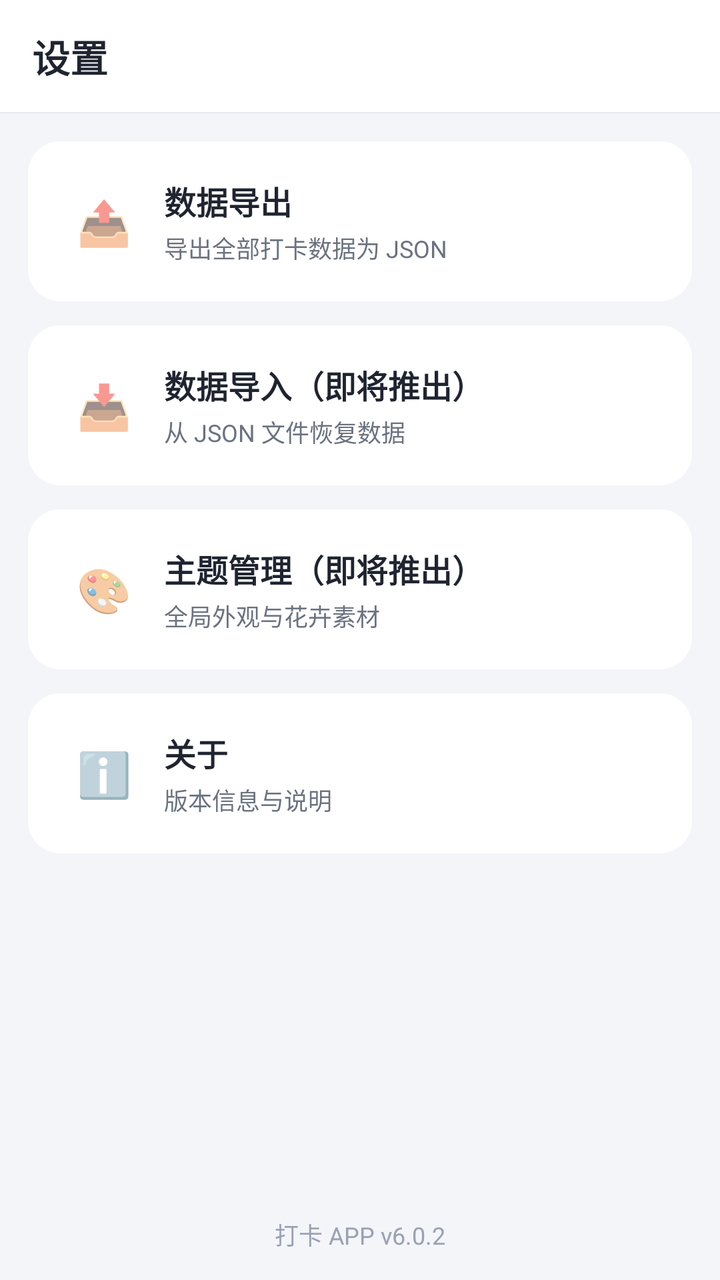
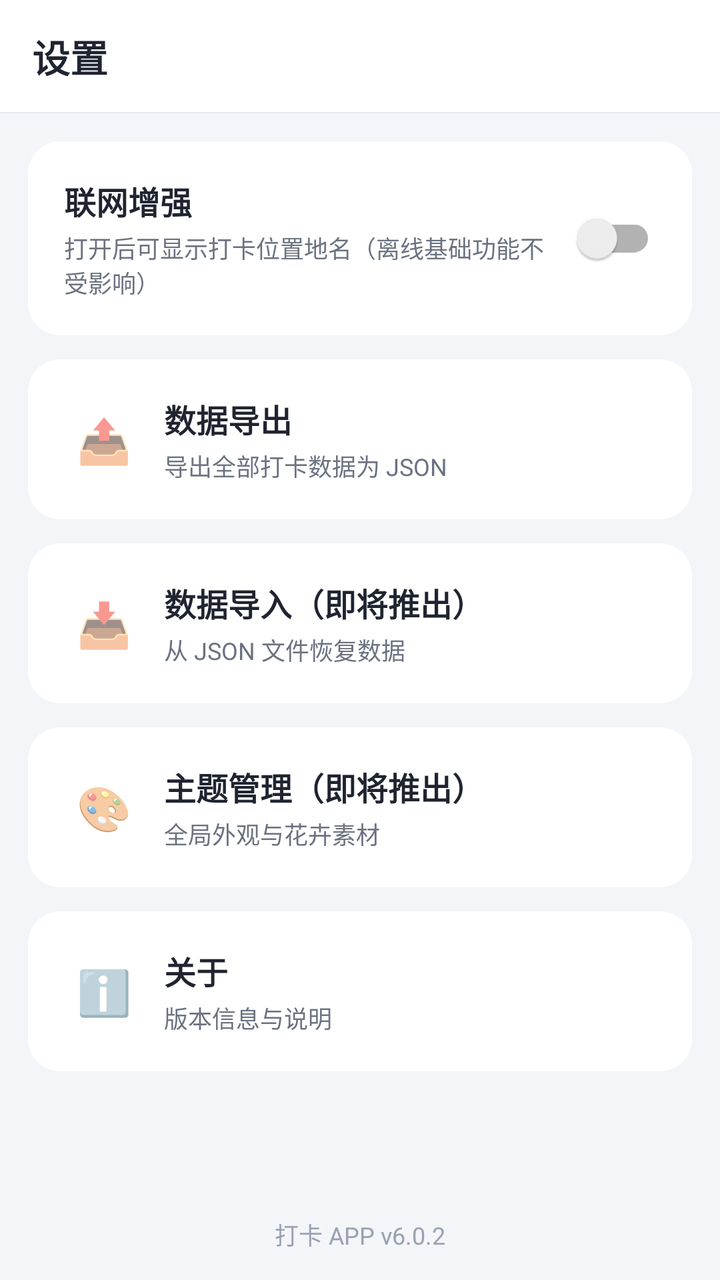

The first picture is an Android layout as it rendered before a commit; the second is the same layout after the commit. The layout source and the unified diff follow.
<!-- AndroidManifest.xml: application theme Theme.Checkin -->
<!-- res/layout/fragment_settings.xml -->
<?xml version="1.0" encoding="utf-8"?>
<LinearLayout xmlns:android="http://schemas.android.com/apk/res/android"
    android:layout_width="match_parent"
    android:layout_height="match_parent"
    android:background="@color/bg_page"
    android:orientation="vertical">

    <LinearLayout
        android:layout_width="match_parent"
        android:layout_height="56dp"
        android:background="@color/white"
        android:gravity="center_vertical"
        android:paddingHorizontal="16dp">
        <TextView
            android:layout_width="wrap_content"
            android:layout_height="wrap_content"
            android:text="设置"
            android:textColor="@color/text_primary"
            android:textSize="19sp"
            android:textStyle="bold" />
    </LinearLayout>
    <View android:layout_width="match_parent" android:layout_height="0.5dp" android:background="@color/divider" />

    <LinearLayout
        android:layout_width="match_parent"
        android:layout_height="0dp"
        android:layout_weight="1"
        android:orientation="vertical"
        android:padding="14dp">

        <LinearLayout
            android:id="@+id/item_export"
            android:layout_width="match_parent"
            android:layout_height="wrap_content"
            android:background="@drawable/bg_card"
            android:clickable="true"
            android:focusable="true"
            android:gravity="center_vertical"
            android:orientation="horizontal"
            android:padding="18dp">
            <TextView android:layout_width="40dp" android:layout_height="40dp" android:gravity="center" android:text="📤" android:textSize="22sp" />
            <LinearLayout android:layout_width="0dp" android:layout_height="wrap_content" android:layout_marginStart="10dp" android:layout_weight="1" android:orientation="vertical">
                <TextView android:layout_width="wrap_content" android:layout_height="wrap_content" android:text="数据导出" android:textColor="@color/text_primary" android:textSize="16sp" android:textStyle="bold"/>
                <TextView android:layout_width="wrap_content" android:layout_height="wrap_content" android:layout_marginTop="3dp" android:text="导出全部打卡数据为 JSON" android:textColor="@color/text_secondary" android:textSize="12sp"/>
            </LinearLayout>
        </LinearLayout>

        <LinearLayout
            android:id="@+id/item_import"
            android:layout_width="match_parent"
            android:layout_height="wrap_content"
            android:layout_marginTop="12dp"
            android:background="@drawable/bg_card"
            android:clickable="true"
            android:focusable="true"
            android:gravity="center_vertical"
            android:orientation="horizontal"
            android:padding="18dp">
            <TextView android:layout_width="40dp" android:layout_height="40dp" android:gravity="center" android:text="📥" android:textSize="22sp" />
            <LinearLayout android:layout_width="0dp" android:layout_height="wrap_content" android:layout_marginStart="10dp" android:layout_weight="1" android:orientation="vertical">
                <TextView android:layout_width="wrap_content" android:layout_height="wrap_content" android:text="数据导入（即将推出）" android:textColor="@color/text_primary" android:textSize="16sp" android:textStyle="bold"/>
                <TextView android:layout_width="wrap_content" android:layout_height="wrap_content" android:layout_marginTop="3dp" android:text="从 JSON 文件恢复数据" android:textColor="@color/text_secondary" android:textSize="12sp"/>
            </LinearLayout>
        </LinearLayout>

        <LinearLayout
            android:id="@+id/item_theme"
            android:layout_width="match_parent"
            android:layout_height="wrap_content"
            android:layout_marginTop="12dp"
            android:background="@drawable/bg_card"
            android:clickable="true"
            android:focusable="true"
            android:gravity="center_vertical"
            android:orientation="horizontal"
            android:padding="18dp">
            <TextView android:layout_width="40dp" android:layout_height="40dp" android:gravity="center" android:text="🎨" android:textSize="22sp" />
            <LinearLayout android:layout_width="0dp" android:layout_height="wrap_content" android:layout_marginStart="10dp" android:layout_weight="1" android:orientation="vertical">
                <TextView android:layout_width="wrap_content" android:layout_height="wrap_content" android:text="主题管理（即将推出）" android:textColor="@color/text_primary" android:textSize="16sp" android:textStyle="bold"/>
                <TextView android:layout_width="wrap_content" android:layout_height="wrap_content" android:layout_marginTop="3dp" android:text="全局外观与花卉素材" android:textColor="@color/text_secondary" android:textSize="12sp"/>
            </LinearLayout>
        </LinearLayout>

        <LinearLayout
            android:id="@+id/item_about"
            android:layout_width="match_parent"
            android:layout_height="wrap_content"
            android:layout_marginTop="12dp"
            android:background="@drawable/bg_card"
            android:clickable="true"
            android:focusable="true"
            android:gravity="center_vertical"
            android:orientation="horizontal"
            android:padding="18dp">
            <TextView android:layout_width="40dp" android:layout_height="40dp" android:gravity="center" android:text="ℹ️" android:textSize="22sp" />
            <LinearLayout android:layout_width="0dp" android:layout_height="wrap_content" android:layout_marginStart="10dp" android:layout_weight="1" android:orientation="vertical">
                <TextView android:layout_width="wrap_content" android:layout_height="wrap_content" android:text="关于" android:textColor="@color/text_primary" android:textSize="16sp" android:textStyle="bold"/>
                <TextView android:layout_width="wrap_content" android:layout_height="wrap_content" android:layout_marginTop="3dp" android:text="版本信息与说明" android:textColor="@color/text_secondary" android:textSize="12sp"/>
            </LinearLayout>
        </LinearLayout>

        <View android:layout_width="match_parent" android:layout_height="0dp" android:layout_weight="1" />

        <TextView
            android:layout_width="match_parent"
            android:layout_height="wrap_content"
            android:gravity="center"
            android:id="@+id/tv_version" android:text="打卡 APP v6.0.2"
            android:textColor="@color/text_hint"
            android:textSize="12sp" />
    </LinearLayout>
</LinearLayout>
<!-- resources referenced by this layout -->
<resources>
  <color name="bg_page">#F3F5F9</color>
  <color name="divider">#E7EAF1</color>
  <color name="text_hint">#9AA1B2</color>
  <color name="text_primary">#1F2430</color>
  <color name="text_secondary">#6B7280</color>
  <color name="white">#FFFFFF</color>
  <!-- drawable bg_card (drawable) -->
  <?xml version="1.0" encoding="utf-8"?>
  <shape xmlns:android="http://schemas.android.com/apk/res/android" android:shape="rectangle">
      <solid android:color="@color/bg_card" />
      <corners android:radius="16dp" />
  </shape>
  <style name="Theme.Checkin" parent="Theme.MaterialComponents.Light.NoActionBar">
          <item name="colorPrimary">@color/brand</item>
          <item name="colorPrimaryDark">@color/brand_dark</item>
          <item name="colorAccent">@color/brand</item>
          <item name="android:windowBackground">@color/bg_page</item>
          <item name="android:statusBarColor">@color/white</item>
          <item name="android:windowLightStatusBar">true</item>
          <item name="android:textColorPrimary">@color/text_primary</item>
          <item name="android:textColorSecondary">@color/text_secondary</item>
          <item name="bottomNavigationStyle">@style/Widget.Checkin.BottomNav</item>
      </style>
  <color name="bg_card">#FFFFFF</color>
  <color name="brand">#39C5BB</color>
  <color name="brand_dark">#1F9C94</color>
  <style name="Widget.Checkin.BottomNav" parent="Widget.MaterialComponents.BottomNavigationView">
          <item name="itemTextColor">@color/nav_tint</item>
          <item name="itemIconTint">@color/nav_tint</item>
          <item name="backgroundTint">@color/white</item>
          <item name="elevation">10dp</item>
          <item name="labelVisibilityMode">labeled</item>
      </style>
</resources>

<!-- the commit's change to res/layout/fragment_settings.xml (unified diff, before → after) -->
@@ -28,10 +28,121 @@
         android:orientation="vertical"
         android:padding="14dp">
 
+        
+        <LinearLayout
+            android:layout_width="match_parent"
+            android:layout_height="wrap_content"
+            android:background="@drawable/bg_card"
+            android:orientation="vertical"
+            android:padding="18dp">
+
+            <LinearLayout
+                android:layout_width="match_parent"
+                android:layout_height="wrap_content"
+                android:gravity="center_vertical"
+                android:orientation="horizontal">
+                <LinearLayout
+                    android:layout_width="0dp"
+                    android:layout_height="wrap_content"
+                    android:layout_weight="1"
+                    android:orientation="vertical">
+                    <TextView
+                        android:layout_width="wrap_content"
+                        android:layout_height="wrap_content"
+                        android:text="联网增强"
+                        android:textColor="@color/text_primary"
+                        android:textSize="16sp"
+                        android:textStyle="bold" />
+                    <TextView
+                        android:layout_width="wrap_content"
+                        android:layout_height="wrap_content"
+                        android:layout_marginTop="3dp"
+                        android:text="打开后可显示打卡位置地名（离线基础功能不受影响）"
+                        android:textColor="@color/text_secondary"
+                        android:textSize="12sp" />
+                </LinearLayout>
+                <androidx.appcompat.widget.SwitchCompat
+                    android:id="@+id/sw_net"
+                    android:layout_width="wrap_content"
+                    android:layout_height="wrap_content" />
+            </LinearLayout>
+
+            <LinearLayout
+                android:id="@+id/panel_geo"
+                android:layout_width="match_parent"
+                android:layout_height="wrap_content"
+                android:layout_marginTop="14dp"
+                android:gravity="center_vertical"
+                android:orientation="horizontal"
+                android:visibility="gone">
+                <LinearLayout
+                    android:layout_width="0dp"
+                    android:layout_height="wrap_content"
+                    android:layout_weight="1"
+                    android:orientation="vertical">
+                    <TextView
+                        android:layout_width="wrap_content"
+                        android:layout_height="wrap_content"
+                        android:text="定位增强"
+                        android:textColor="@color/text_primary"
+                        android:textSize="15sp"
+                        android:textStyle="bold" />
+                    <TextView
+                        android:layout_width="wrap_content"
+                        android:layout_height="wrap_content"
+                        android:layout_marginTop="3dp"
+                        android:text="打卡时把经纬度翻译为具体地名（如公司、家）"
+                        android:textColor="@color/text_secondary"
+                        android:textSize="12sp" />
+                </LinearLayout>
+                <androidx.appcompat.widget.SwitchCompat
+                    android:id="@+id/sw_geo"
+                    android:layout_width="wrap_content"
+                    android:layout_height="wrap_content" />
+            </LinearLayout>
+
+            <LinearLayout
+                android:id="@+id/panel_key"
+                android:layout_width="match_parent"
+                android:layout_height="wrap_content"
+                android:layout_marginTop="14dp"
+                android:orientation="vertical"
+                android:visibility="gone">
+                <TextView
+                    android:layout_width="wrap_content"
+                    android:layout_height="wrap_content"
+                    android:text="高德开放平台 API Key"
+                    android:textColor="@color/text_primary"
+                    android:textSize="14sp"
+                    android:textStyle="bold" />
+                <EditText
+                    android:id="@+id/et_api_key"
+                    android:layout_width="match_parent"
+                    android:layout_height="wrap_content"
+                    android:layout_marginTop="6dp"
+                    android:background="@drawable/bg_input"
+                    android:hint="请输入你的 Key（仅保存在本机，不会上传）"
+                    android:inputType="text"
+                    android:maxLines="2"
+                    android:padding="14dp"
+                    android:textColor="@color/text_primary"
+                    android:textColorHint="@color/text_hint"
+                    android:textSize="13sp" />
+                <TextView
+                    android:layout_width="wrap_content"
+                    android:layout_height="wrap_content"
+                    android:layout_marginTop="6dp"
+                    android:text="到 lbs.amap.com 免费申请 Web 服务 Key；应用不内置 Key，别人使用你的 Key 时额度由你承担，请勿公开。"
+                    android:textColor="@color/text_secondary"
+                    android:textSize="12sp" />
+            </LinearLayout>
+        </LinearLayout>
+
         <LinearLayout
             android:id="@+id/item_export"
             android:layout_width="match_parent"
             android:layout_height="wrap_content"
+            android:layout_marginTop="12dp"
             android:background="@drawable/bg_card"
             android:clickable="true"
             android:focusable="true"
<!-- resource entries referenced after the edit -->
@@ -11,6 +11,12 @@
   <shape xmlns:android="http://schemas.android.com/apk/res/android" android:shape="rectangle">
       <solid android:color="@color/bg_card" />
       <corners android:radius="16dp" />
+  </shape>
+  <!-- drawable bg_input (drawable) -->
+  <?xml version="1.0" encoding="utf-8"?>
+  <shape xmlns:android="http://schemas.android.com/apk/res/android" android:shape="rectangle">
+      <solid android:color="#F1F3F8" />
+      <corners android:radius="12dp" />
   </shape>
   <style name="Theme.Checkin" parent="Theme.MaterialComponents.Light.NoActionBar">
           <item name="colorPrimary">@color/brand</item>
